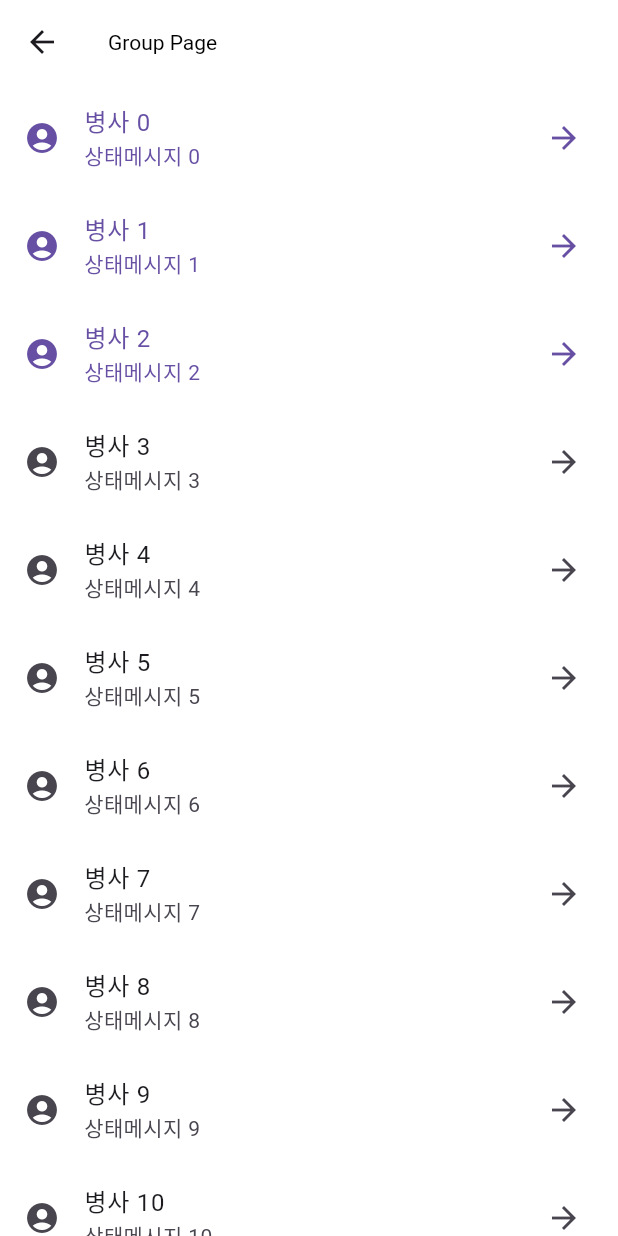
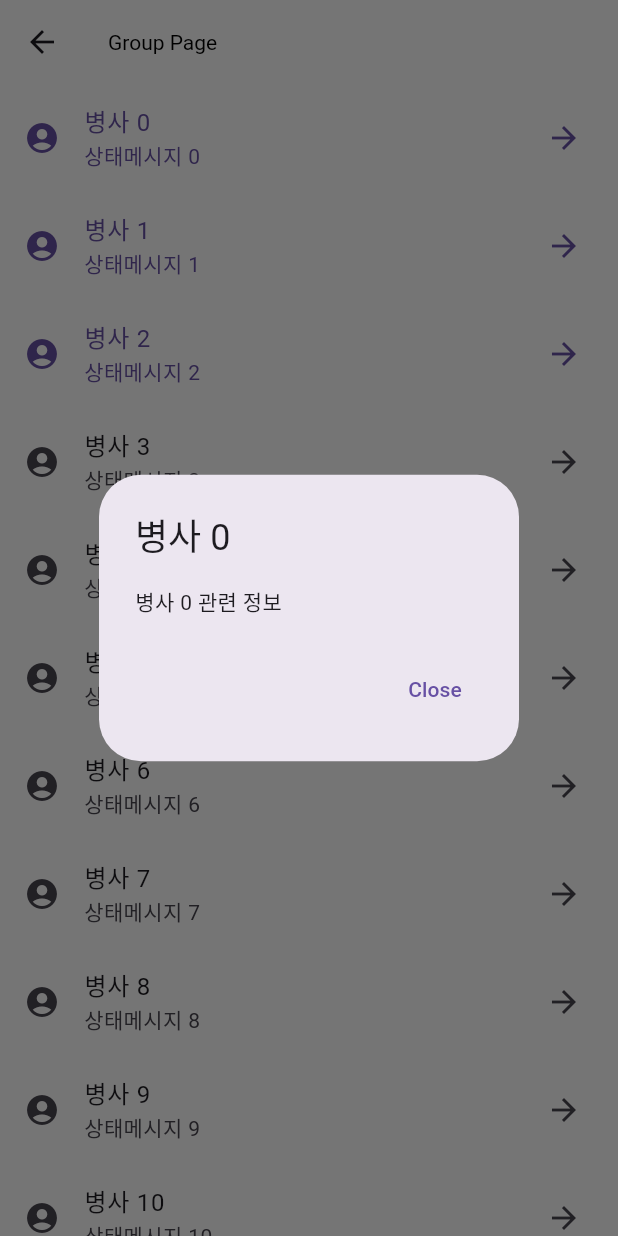
Before and after one commit to velcrots/soldierank, a Flutter app: the GroupPage screen opened directly, after a tap on an icon or button, on a phone screen of 412 x 824 dp. Run offline on Flutter 3.47's test engine with Material 3 defaults, Android fonts, the light colour scheme and no system bars; our stand-ins replace dio, fluttertoast, get, hive, hive_flutter, percent_indicator and 1 more; missing offline and left inert: flutter_radar_chart; accounts and stored records are empty.

Commit message:
Feature: Update Group Page
병사 관련정보 추가

```diff
--- a/lib/src/pages/group_page.dart
+++ b/lib/src/pages/group_page.dart
@@ -32,13 +32,27 @@ class _GroupPageState extends State<GroupPage> {
             trailing: Icon(Icons.arrow_forward),
             selected: index < 3,
             onTap: () {
-              print('Tapped on item $index');
+              showDialog(
+                context: context,
+                builder: (BuildContext context) {
+                  return AlertDialog(
+                    title: Text(items[index]),
+                    content: Text('${items[index]} 관련 정보',),
+                    actions: [
+                      TextButton(
+                        child: Text('Close'),
+                        onPressed: () {
+                          Navigator.of(context).pop();
+                        },
+                      ),
+                    ],
+                  );
+                },
+              );
             },
           );
         },
       ),
-
-
     );
   }
 }
```
